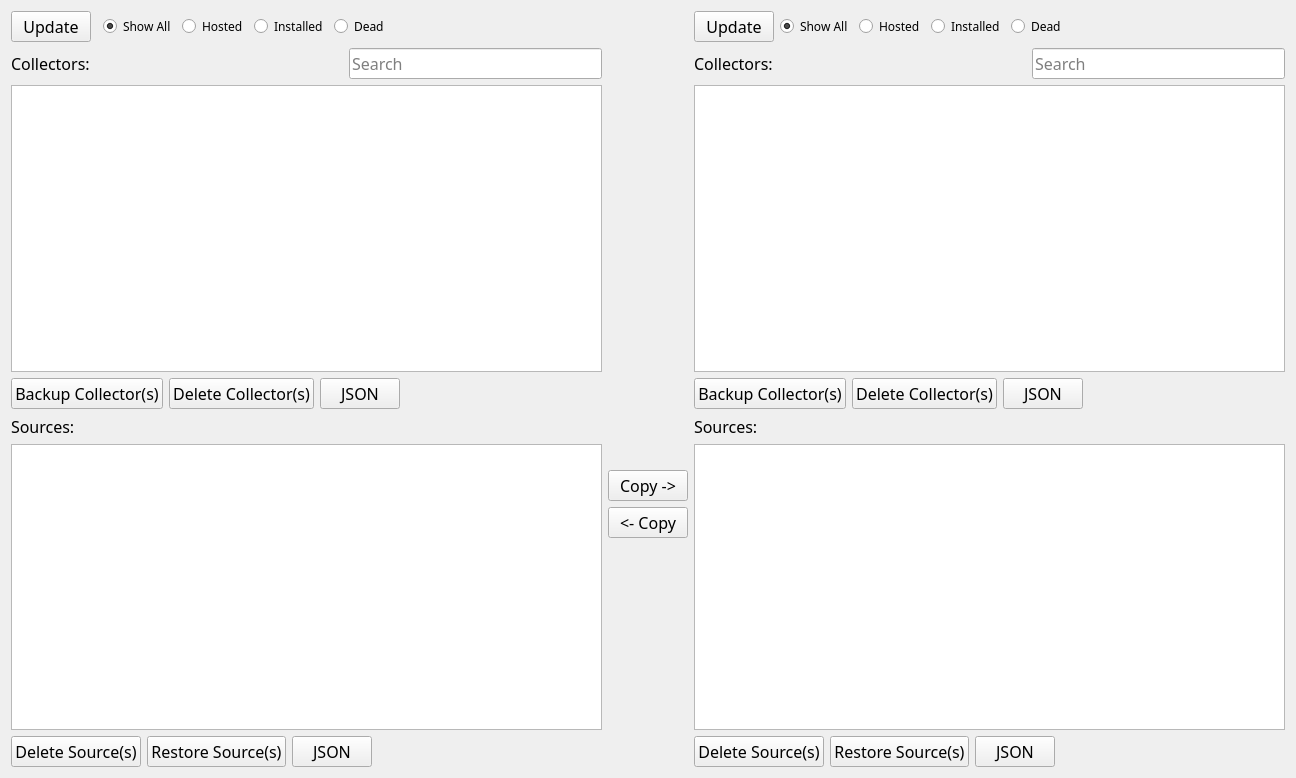
Qt form data/collector.ui (SumoLogic/sumologictoolbox) before a commit.
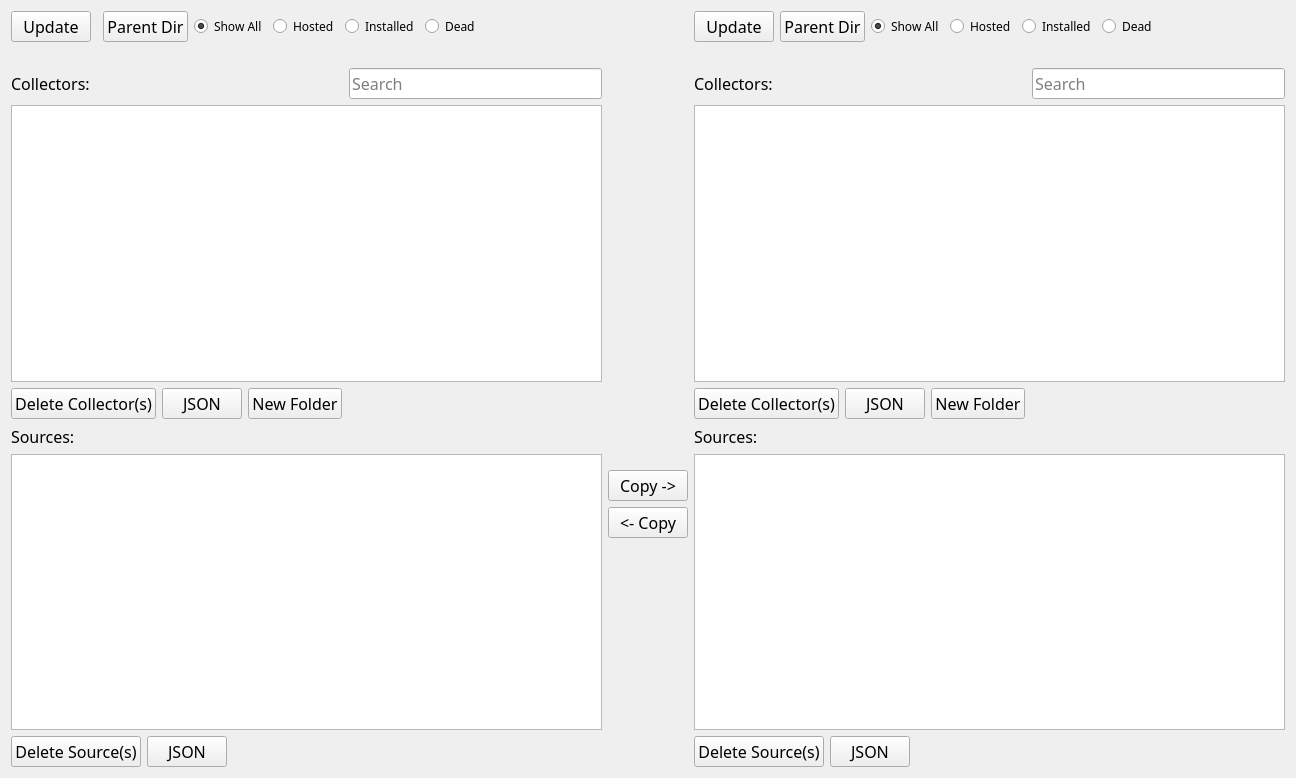
The same form after that commit.

```diff
--- a/data/collector.ui
+++ b/data/collector.ui
@@ -47,6 +47,19 @@
          </property>
         </widget>
        </item>
+       <item>
+        <widget class="QPushButton" name="pushButtonParentDirLeft">
+         <property name="font">
+          <font>
+           <family>Waree</family>
+           <pointsize>12</pointsize>
+          </font>
+         </property>
+         <property name="text">
+          <string>Parent Dir</string>
+         </property>
+        </widget>
+       </item>
        <item>
         <widget class="QRadioButton" name="radioButtonFilterAllLeft">
          <property name="font">
@@ -125,6 +138,13 @@
        </item>
       </layout>
      </item>
+     <item>
+      <widget class="QLabel" name="labelPathLeft">
+       <property name="text">
+        <string/>
+       </property>
+      </widget>
+     </item>
      <item>
       <layout class="QHBoxLayout" name="horizontalLayoutCollectorLabelLeft">
        <item>
@@ -201,22 +221,6 @@
      </item>
      <item>
       <layout class="QHBoxLayout" name="horizontalLayoutCollectorButtonsLeft">
-       <item>
-        <widget class="QPushButton" name="pushButtonBackupCollectorLeft">
-         <property name="font">
-          <font>
-           <family>Waree</family>
-           <pointsize>12</pointsize>
-          </font>
-         </property>
-         <property name="toolTip">
-          <string>Backup the selected collector(s) to JSON file. There is currently no collector restore, but you can restore source(s) to an existing collector based on this backup. </string>
-         </property>
-         <property name="text">
-          <string>Backup Collector(s)</string>
-         </property>
-        </widget>
-       </item>
        <item>
         <widget class="QPushButton" name="pushButtonDeleteCollectorLeft">
          <property name="font">
@@ -249,6 +253,19 @@
          </property>
         </widget>
        </item>
+       <item>
+        <widget class="QPushButton" name="pushButtonNewFolderLeft">
+         <property name="font">
+          <font>
+           <family>Waree</family>
+           <pointsize>12</pointsize>
+          </font>
+         </property>
+         <property name="text">
+          <string>New Folder</string>
+         </property>
+        </widget>
+       </item>
        <item>
         <spacer name="horizontalSpacer_3">
          <property name="orientation">
@@ -334,22 +351,6 @@
          </property>
         </widget>
        </item>
-       <item>
-        <widget class="QPushButton" name="pushButtonRestoreSourcesLeft">
-         <property name="font">
-          <font>
-           <family>Waree</family>
-           <pointsize>12</pointsize>
-          </font>
-         </property>
-         <property name="toolTip">
-          <string>Restore source(s) from JSON file, such as a collector backup. Does not create the collector itself though.  </string>
-         </property>
-         <property name="text">
-          <string>Restore Source(s)</string>
-         </property>
-        </widget>
-       </item>
        <item>
         <widget class="QPushButton" name="pushButtonSourceJSONLeft">
          <property name="font">
@@ -487,6 +488,19 @@
          </property>
         </widget>
        </item>
+       <item>
+        <widget class="QPushButton" name="pushButtonParentDirRight">
+         <property name="font">
+          <font>
+           <family>Waree</family>
+           <pointsize>12</pointsize>
+          </font>
+         </property>
+         <property name="text">
+          <string>Parent Dir</string>
+         </property>
+        </widget>
+       </item>
        <item>
         <widget class="QRadioButton" name="radioButtonFilterAllRight">
          <property name="font">
@@ -565,6 +579,13 @@
        </item>
       </layout>
      </item>
+     <item>
+      <widget class="QLabel" name="labelPathRight">
+       <property name="text">
+        <string/>
+       </property>
+      </widget>
+     </item>
      <item>
       <layout class="QHBoxLayout" name="horizontalLayoutCollectorLabelRIght">
        <item>
@@ -638,22 +659,6 @@
      </item>
      <item>
       <layout class="QHBoxLayout" name="horizontalLayoutCollectorButtonsRight">
-       <item>
-        <widget class="QPushButton" name="pushButtonBackupCollectorRight">
-         <property name="font">
-          <font>
-           <family>Waree</family>
-           <pointsize>12</pointsize>
-          </font>
-         </property>
-         <property name="toolTip">
-          <string>Backup the selected collector(s) to JSON file. There is currently no collector restore, but you can restore source(s) to an existing collector based on this backup. </string>
-         </property>
-         <property name="text">
-          <string>Backup Collector(s)</string>
-         </property>
-        </widget>
-       </item>
        <item>
         <widget class="QPushButton" name="pushButtonDeleteCollectorRight">
          <property name="font">
@@ -686,6 +691,19 @@
          </property>
         </widget>
        </item>
+       <item>
+        <widget class="QPushButton" name="pushButtonNewFolderRight">
+         <property name="font">
+          <font>
+           <family>Waree</family>
+           <pointsize>12</pointsize>
+          </font>
+         </property>
+         <property name="text">
+          <string>New Folder</string>
+         </property>
+        </widget>
+       </item>
        <item>
         <spacer name="horizontalSpacer_8">
          <property name="orientation">
@@ -774,22 +792,6 @@
          </property>
         </widget>
        </item>
-       <item>
-        <widget class="QPushButton" name="pushButtonRestoreSourcesRight">
-         <property name="font">
-          <font>
-           <family>Waree</family>
-           <pointsize>12</pointsize>
-          </font>
-         </property>
-         <property name="toolTip">
-          <string>Restore source(s) from JSON file, such as a collector backup. Does not create the collector itself though.  </string>
-         </property>
-         <property name="text">
-          <string>Restore Source(s)</string>
-         </property>
-        </widget>
-       </item>
        <item>
         <widget class="QPushButton" name="pushButtonSourceJSONRight">
          <property name="font">
```
Left out of the diff: 2 changed lines with no effect on the pictures.
